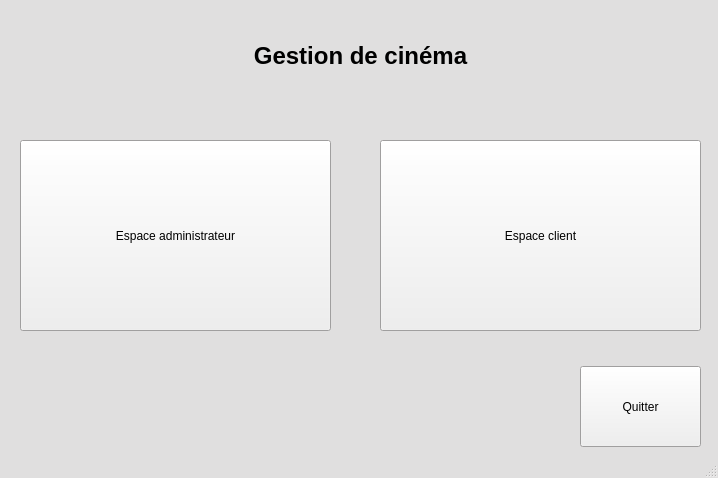
KaneRoot/ihmsem6a, file ui/accueil.ui: the form before one commit.
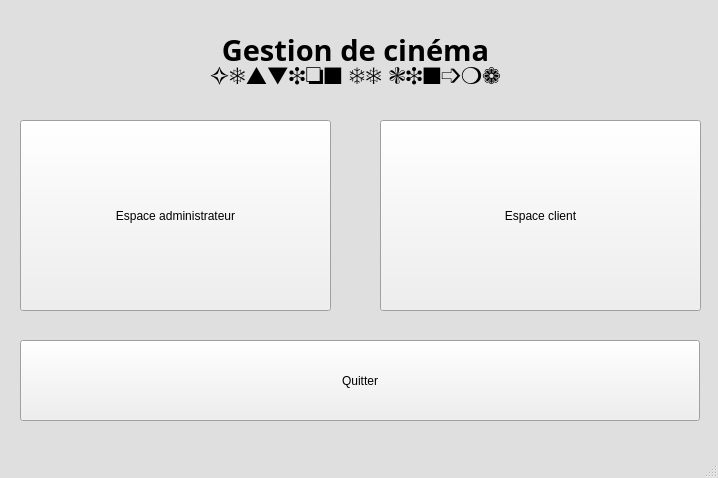
The form after the commit.

What changed in the file:
```diff
--- a/ui/accueil.ui
+++ b/ui/accueil.ui
@@ -82,7 +82,7 @@
     <property name="geometry">
      <rect>
       <x>380</x>
-      <y>140</y>
+      <y>120</y>
       <width>321</width>
       <height>191</height>
      </rect>
@@ -94,9 +94,9 @@
    <widget class="QPushButton" name="but_quit">
     <property name="geometry">
      <rect>
-      <x>580</x>
-      <y>366</y>
-      <width>121</width>
+      <x>20</x>
+      <y>340</y>
+      <width>680</width>
       <height>81</height>
      </rect>
     </property>
@@ -108,7 +108,7 @@
     <property name="geometry">
      <rect>
       <x>20</x>
-      <y>140</y>
+      <y>120</y>
       <width>311</width>
       <height>191</height>
      </rect>
@@ -120,14 +120,15 @@
    <widget class="QLabel" name="labl_title">
     <property name="geometry">
      <rect>
-      <x>10</x>
-      <y>40</y>
-      <width>701</width>
+      <x>0</x>
+      <y>60</y>
+      <width>711</width>
       <height>31</height>
      </rect>
     </property>
     <property name="font">
      <font>
+      <family>Dingbats</family>
       <pointsize>18</pointsize>
       <weight>75</weight>
       <bold>true</bold>
@@ -141,6 +142,31 @@
      <set>Qt::AlignCenter</set>
     </property>
    </widget>
+   <widget class="QLabel" name="labl_title_2">
+    <property name="geometry">
+     <rect>
+      <x>0</x>
+      <y>30</y>
+      <width>711</width>
+      <height>31</height>
+     </rect>
+    </property>
+    <property name="font">
+     <font>
+      <family>Kedage</family>
+      <pointsize>22</pointsize>
+      <weight>75</weight>
+      <bold>true</bold>
+      <kerning>true</kerning>
+     </font>
+    </property>
+    <property name="text">
+     <string>Gestion de cinéma</string>
+    </property>
+    <property name="alignment">
+     <set>Qt::AlignHCenter|Qt::AlignTop</set>
+    </property>
+   </widget>
   </widget>
   <widget class="QStatusBar" name="statusbar"/>
   <action name="actionQuitter">
```
